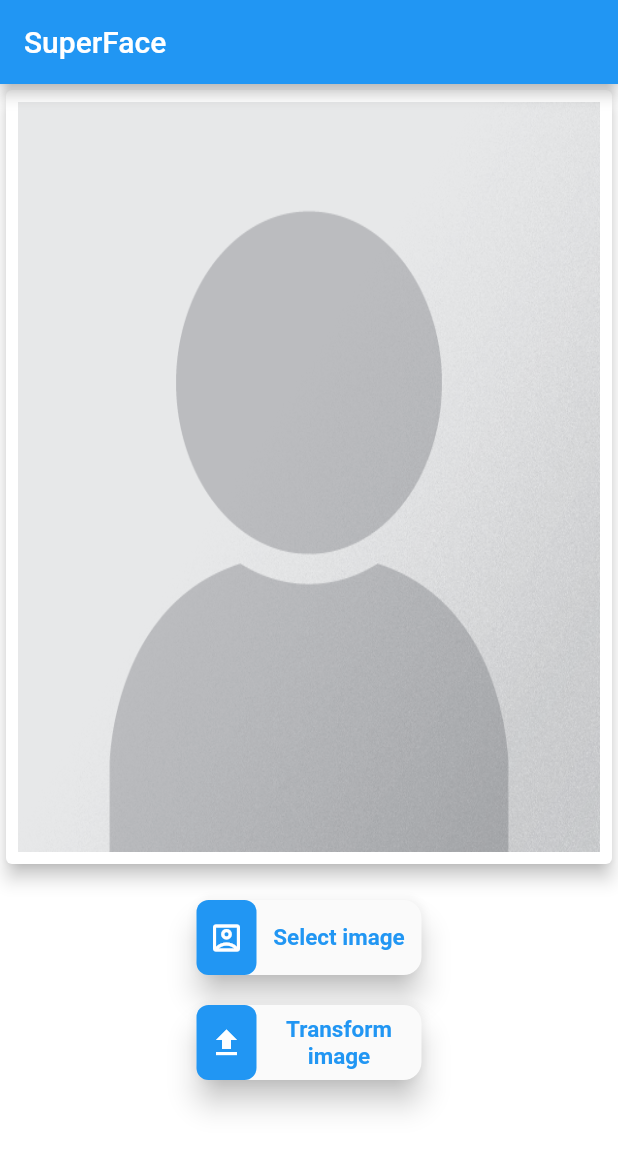
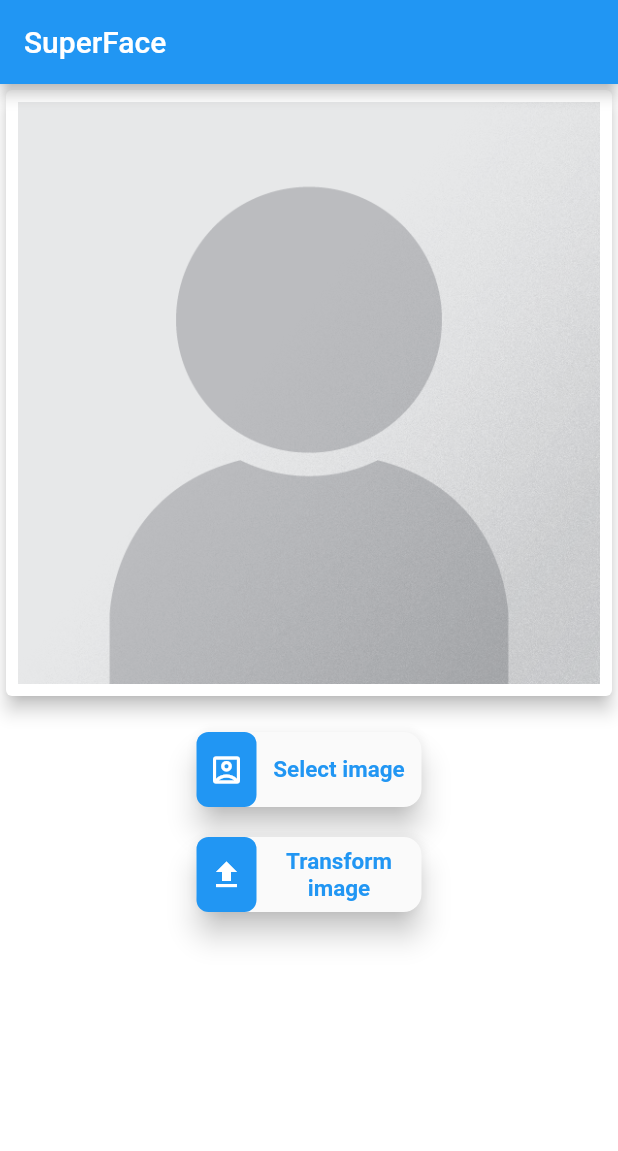
Before and after one commit to kudrikmed/flutter_facial_analytics_and_modeling, a Flutter app: the screen it shows after launch, on a phone screen of 412 x 824 dp. Shown: the top 1151 px of the screen. Run offline on Flutter 3.47's test engine with Material 2 defaults, Android fonts, the light colour scheme and no system bars; our stand-ins replace firebase_analytics, firebase_core, gallery_saver, image_picker, share_plus; accounts and stored records are empty; generated files the repository leaves out were written again.

Commit message:
Bugs fixed
Resolution of Null portrait

```diff
--- a/lib/homescreen.dart
+++ b/lib/homescreen.dart
@@ -43,7 +43,7 @@ class _HomeScreenState extends State<HomeScreen> {
                 padding: const EdgeInsets.all(8.0),
                 child:
                     selectedImagePath == ''
-                    ? Image.asset('assets/images/portrait_placeholder.png', height: 500, width: 500, fit: BoxFit.fill,)
+                    ? Image.asset('assets/images/portrait_placeholder.png', /*height: 500, width: 500,*/ fit: BoxFit.fill,)
                     : Image.file(File(selectedImagePath), scale: 1.0, height: 500, fit: BoxFit.fitHeight, filterQuality: FilterQuality.none,),
                 ),
               ),
```
